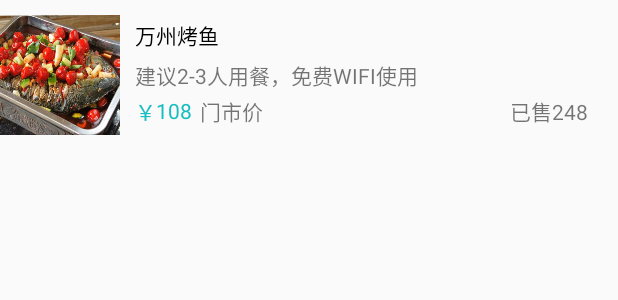
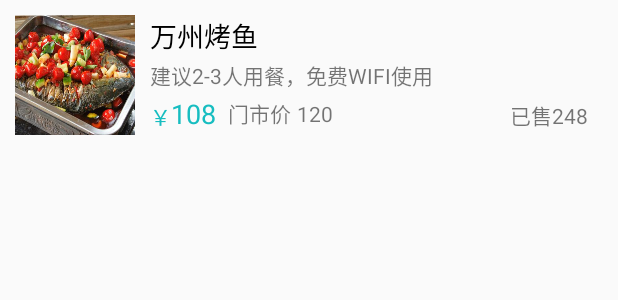
Before and after one commit to zhuqinyangdev/WaiMai, an Android app: the layout mian_recyclerview_layout.xml on its own in the app's theme, with its tools: preview values and no code run, on a phone screen of 412 x 824 dp. Shown: the top 300 px of the screen. Run offline under Robolectric (Android 15) with nearby library versions, the phone set to English and light mode, and no system bars.

Commit message:
正在完成

```diff
--- a/app/src/main/AndroidManifest.xml
+++ b/app/src/main/AndroidManifest.xml
@@ -16,7 +16,8 @@
                 <category android:name="android.intent.category.LAUNCHER" />
             </intent-filter>
         </activity>
-        <activity android:name=".Activitys.LoginAndRegister.EnterPhone"></activity>
+        <activity android:name=".LoginAndRegister.EnterPhone" />
+        <activity android:name=".MainActivities.MainFirst"></activity>
     </application>
 
 </manifest>
--- a/app/src/main/java/com/example/waimai/Activitys/LoginAndRegister/EnterPhone.java
+++ b/app/src/main/java/com/example/waimai/LoginAndRegister/EnterPhone.java
@@ -1,4 +1,4 @@
-package com.example.waimai.Activitys.LoginAndRegister;
+package com.example.waimai.LoginAndRegister;
 
 import android.support.v7.app.AppCompatActivity;
 import android.os.Bundle;
--- a/app/src/main/res/layout/main_layout.xml
+++ b/app/src/main/res/layout/main_layout.xml
@@ -39,7 +39,7 @@
                 android:text="- 猜你喜欢 -" />
 
             <android.support.v7.widget.RecyclerView
-                android:id="@+id/likeRecycler"
+                android:id="@+id/main1_Recycler"
                 android:layout_width="match_parent"
                 android:layout_height="match_parent" />
 
--- a/app/src/main/res/layout/mian_recyclerview_layout.xml
+++ b/app/src/main/res/layout/mian_recyclerview_layout.xml
@@ -8,6 +8,7 @@
         android:id="@+id/shop_photo"
         android:layout_width="80dp"
         android:layout_height="80dp"
+        android:layout_marginLeft="10dp"
         android:background="@drawable/wanzhoukaoyu"/>
 
     <LinearLayout
@@ -26,6 +27,7 @@
             android:layout_height="wrap_content"
             android:layout_gravity="center_vertical"
             android:textColor="#000000"
+            android:textSize="18dp"
             android:text="万州烤鱼"/>
     </LinearLayout>
 
@@ -55,27 +57,37 @@
                 <TextView
                     android:layout_width="wrap_content"
                     android:layout_height="wrap_content"
+                    android:layout_gravity="bottom"
                     android:textColor="#17bdc0"
                     android:text="￥"/>
 
                 <TextView
-                    android:id="@+id/commodity_price"
+                    android:id="@+id/price"
                     android:layout_width="wrap_content"
                     android:layout_height="wrap_content"
                     android:layout_gravity="center_vertical"
                     android:textColor="#17bdc0"
+                    android:textSize="18dp"
                     android:text="108"/>
 
+                <LinearLayout
+                    android:layout_width="wrap_content"
+                    android:layout_height="wrap_content"
+                    android:layout_gravity="center_vertical"
+                    android:layout_marginLeft="8dp">
                 <TextView
                     android:layout_width="wrap_content"
                     android:layout_height="wrap_content"
-                    android:layout_marginLeft="5dp"
                     android:text="门市价" />
 
                 <TextView
                     android:id="@+id/rack_rate"
                     android:layout_width="wrap_content"
-                    android:layout_height="wrap_content"/>
+                    android:layout_height="wrap_content"
+                    android:layout_marginLeft="4dp"
+                    android:text="120"/>
+
+                </LinearLayout>
 
 
             </LinearLayout>
@@ -83,7 +95,7 @@
             <LinearLayout
                 android:layout_width="wrap_content"
                 android:layout_height="wrap_content"
-                android:layout_gravity="right"
+                android:layout_gravity="right|center_vertical"
                 android:layout_marginRight="20dp">
 
                 <TextView
@@ -91,7 +103,7 @@
                     android:layout_height="wrap_content"
                     android:text="已售"/>
                 <TextView
-                    android:id="@+id/number"
+                    android:id="@+id/sold_number"
                     android:layout_width="wrap_content"
                     android:layout_height="wrap_content"
 
```
Also changed, not shown: app/src/main/java/com/example/waimai/Adapter/RecyclerViewInMainAdapter.java (+20 -3 lines), app/src/main/java/com/example/waimai/LoginActivity.java (+12 -3 lines), app/src/main/java/com/example/waimai/MainActivities/MainFirst.java (added, +42 -0 lines).
